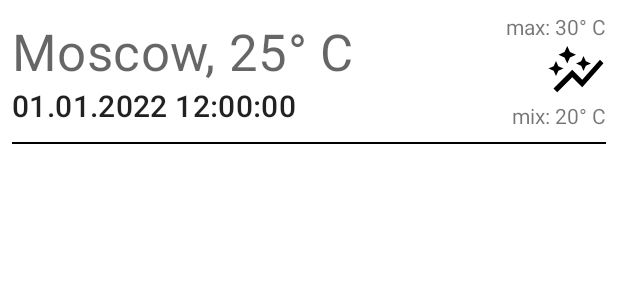
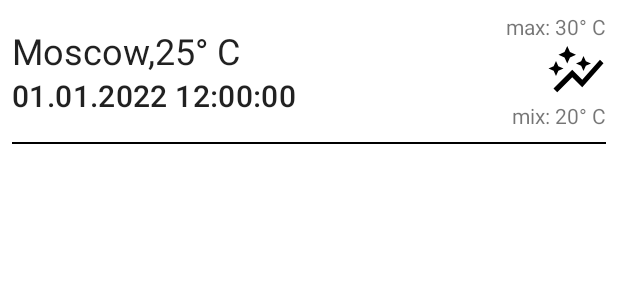
Before and after one commit to DmitryXIII/Natlex_test_task, an Android app: the layout fragment_weather_searching_item.xml on its own in the app's theme, with its tools: preview values and no code run, on a phone screen of 412 x 824 dp. Shown: the top 300 px of the screen. Run offline under Robolectric (Android 15) with nearby library versions, the phone set to English and light mode, and no system bars.

```diff
--- a/app/src/main/res/layout/fragment_weather_searching_item.xml
+++ b/app/src/main/res/layout/fragment_weather_searching_item.xml
@@ -30,13 +30,24 @@
             app:layout_constraintTop_toBottomOf="@id/max_temp_text_view" />
 
         <TextView
+            android:id="@+id/searching_item_location_name_text_view"
+            android:layout_width="wrap_content"
+            android:layout_height="wrap_content"
+            android:textAppearance="@style/TextAppearance.MaterialComponents.Headline5"
+            app:layout_constraintBottom_toTopOf="@id/searching_item_date_text_view"
+            app:layout_constraintEnd_toStartOf="@id/searching_item_temp_value_text_view"
+            app:layout_constraintStart_toStartOf="parent"
+            app:layout_constraintTop_toTopOf="@id/temp_graph_image_view"
+            tools:text="@string/searching_item_location_name_example" />
+
+        <TextView
             android:id="@+id/searching_item_temp_value_text_view"
             android:layout_width="@dimen/zero"
             android:layout_height="wrap_content"
-            android:textAppearance="@style/TextAppearance.MaterialComponents.Headline4"
-            app:layout_constraintBottom_toTopOf="@id/searching_item_date_text_view"
+            android:textAppearance="@style/TextAppearance.MaterialComponents.Headline5"
+            app:layout_constraintBaseline_toBaselineOf="@id/searching_item_location_name_text_view"
             app:layout_constraintEnd_toStartOf="@id/searching_item_barrier"
-            app:layout_constraintStart_toStartOf="parent"
+            app:layout_constraintStart_toEndOf="@id/searching_item_location_name_text_view"
             app:layout_constraintTop_toTopOf="@id/temp_graph_image_view"
             tools:text="@string/searching_item_temp_value_example" />
 
@@ -48,7 +59,7 @@
             app:layout_constraintBottom_toBottomOf="@id/temp_graph_image_view"
             app:layout_constraintEnd_toStartOf="@id/searching_item_barrier"
             app:layout_constraintStart_toStartOf="parent"
-            app:layout_constraintTop_toBottomOf="@id/searching_item_temp_value_text_view"
+            app:layout_constraintTop_toBottomOf="@id/searching_item_location_name_text_view"
             tools:text="@string/searching_item_date_example" />
 
         <TextView
--- a/app/src/main/res/values/strings.xml
+++ b/app/src/main/res/values/strings.xml
@@ -6,7 +6,8 @@
     <string name="fahrenheit_switch_label">F</string>
     <string name="menu_title_search_by_name">Weather search by location name</string>
     <string name="menu_title_search_by_coords">Weather search by location coords</string>
-    <string name="searching_item_temp_value_example">Moscow, 25° C</string>
+    <string name="searching_item_location_name_example">Moscow, </string>
+    <string name="searching_item_temp_value_example">25° C</string>
     <string name="searching_item_date_example">01.01.2022 12:00:00</string>
     <string name="max_temp_example">max: 30° C</string>
     <string name="min_temp_example">mix: 20° C</string>
@@ -14,6 +15,5 @@
     <string name="search_view_hint">Введите название города</string>
     <string name="weather_value_in_celsius">%1s° C</string>
     <string name="weather_value_in_fahrenheit">%1s° F</string>
-    <string name="weather_list_item_value_in_celsius">%1s, %1s° C</string>
-    <string name="weather_list_item_value_in_fahrenheit">%1s, %1s° F</string>
+    <string name="weather_list_item_location_name">%1s,\ </string>
 </resources>
```
Also changed, not shown: app/src/main/java/com/avacodo/natlextesttask/presentation/screens/weasersearching/WeatherSearchingAdapter.kt (+20 -4 lines), app/src/main/java/com/avacodo/natlextesttask/presentation/screens/weasersearching/WeatherSearchingFragment.kt (+11 -9 lines).
